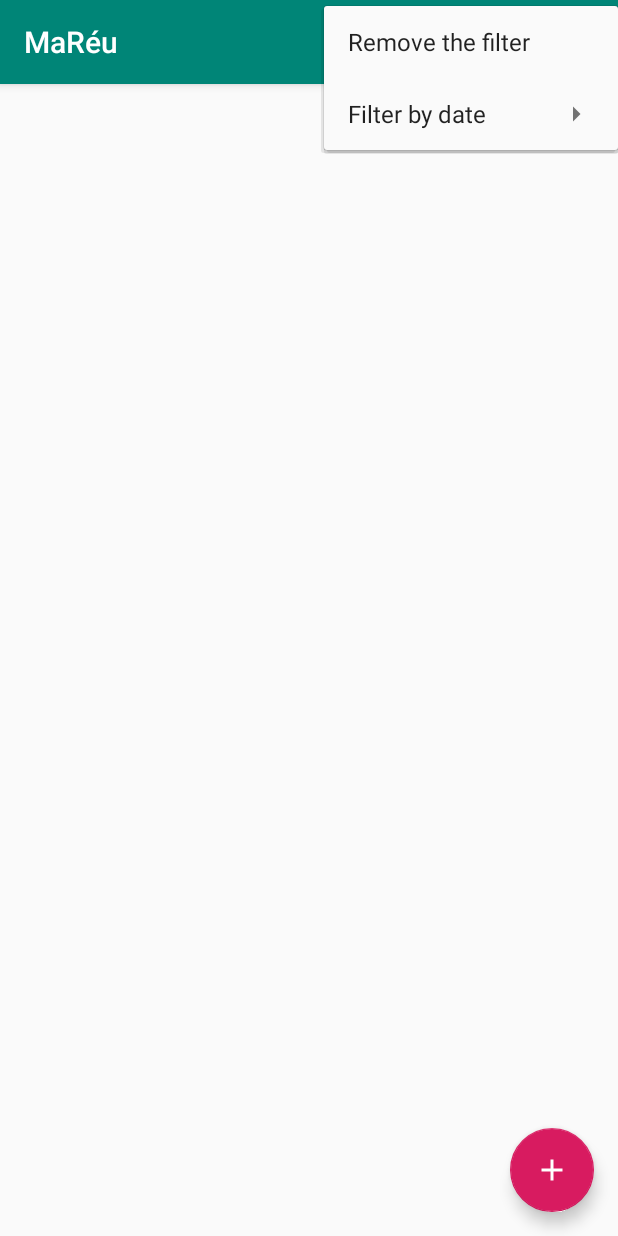
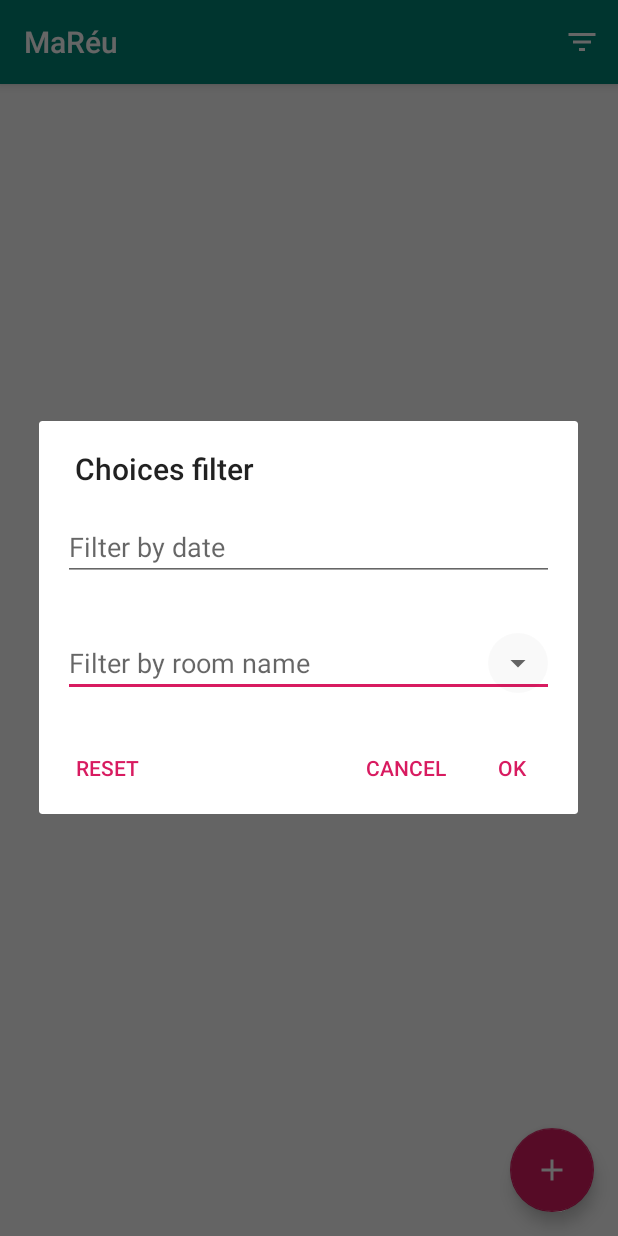
Before and after one commit to apkcreateur/OC-DAA-P4, an Android app: the screen it shows after launch (ListMeetingActivity), after a tap on "Filtering", on a phone screen of 412 x 824 dp. Run offline under Robolectric (Android 15) with nearby library versions, the phone set to English and light mode, and no system bars; our stand-ins replace ButterKnife, EventBus.

Commit message:
Adding filter by room

```diff
--- a/app/build.gradle
+++ b/app/build.gradle
@@ -37,6 +37,7 @@ dependencies {
     implementation 'androidx.constraintlayout:constraintlayout:1.1.3'
     implementation 'androidx.legacy:legacy-support-v4:1.0.0'
     implementation 'androidx.recyclerview:recyclerview:1.1.0'
+    implementation 'androidx.fragment:fragment:1.2.0'
     implementation 'com.google.android.material:material:1.0.0'
     implementation 'org.greenrobot:eventbus:3.1.1'
     implementation 'com.jakewharton:butterknife:10.2.1'
--- a/app/src/main/java/local/workstation/mareu/service/MeetingApiService.java
+++ b/app/src/main/java/local/workstation/mareu/service/MeetingApiService.java
@@ -55,6 +55,24 @@ public interface MeetingApiService {
     List<Meeting> getMeetingsFilteredByDate(Calendar date, DateFilter filterType);
 
     /**
+     * Get meetings filtered by date
+     * @return list of meetings
+     */
+    List<Meeting> getMeetingsFilteredByDate(Calendar date);
+
+    /**
+     * Get meetings filtered by room name
+     * @return list of meetings
+     */
+    List<Meeting> getMeetingsFilteredByRoom(String roomName);
+
+    /**
+     * Get meetings filtered by date and room name
+     * @return list of meetings
+     */
+    List<Meeting> getMeetingsFilteredByDateAndRoom(Calendar date, String roomName);
+
+    /**
      * Add a meeting
      * @param meeting meeting to add
      */
--- /dev/null
+++ b/app/src/main/java/local/workstation/mareu/ui/fragments/FilterDialogFragment.java
@@ -0,0 +1,120 @@
+package local.workstation.mareu.ui.fragments;
+
+import android.annotation.SuppressLint;
+import android.app.DatePickerDialog;
+import android.app.Dialog;
+import android.content.Context;
+import android.os.Bundle;
+import android.text.format.DateFormat;
+import android.view.LayoutInflater;
+import android.view.MotionEvent;
+import android.view.View;
+import android.widget.ArrayAdapter;
+import android.widget.AutoCompleteTextView;
+
+import androidx.annotation.NonNull;
+import androidx.annotation.Nullable;
+import androidx.appcompat.app.AlertDialog;
+import androidx.fragment.app.DialogFragment;
+
+import com.google.android.material.textfield.TextInputEditText;
+
+import java.util.Calendar;
+import java.util.List;
+import java.util.Objects;
+
+import butterknife.BindView;
+import butterknife.ButterKnife;
+import butterknife.OnClick;
+import butterknife.OnTouch;
+import local.workstation.mareu.R;
+
+public class FilterDialogFragment extends DialogFragment {
+    @BindView(R.id.date_filter) TextInputEditText mDateFilter;
+    @BindView(R.id.room_filter) AutoCompleteTextView mRoomFilter;
+
+    private List<String> mRooms;
+    private Calendar mDate;
+    private String mRoom;
+
+    private OnButtonClickedListener mCallback;
+
+    public FilterDialogFragment(List<String> rooms) {
+        mRooms = rooms;
+    }
+
+    @NonNull
+    @Override
+    public Dialog onCreateDialog(@Nullable Bundle savedInstanceState) {
+        super.onCreateDialog(savedInstanceState);
+
+        AlertDialog.Builder builder = new AlertDialog.Builder(Objects.requireNonNull(getActivity()));
+        LayoutInflater inflater = getActivity().getLayoutInflater();
+        @SuppressLint("InflateParams")
+        View view = inflater.inflate(R.layout.filter, null);
+        ButterKnife.bind(this, view);
+
+        mRoomFilter.setAdapter(new ArrayAdapter<>(
+                Objects.requireNonNull(getContext()),
+                R.layout.room_item,
+                mRooms));
+
+        builder.setView(view);
+        builder.setTitle(R.string.select_filter);
+
+        builder.setPositiveButton(android.R.string.ok, (dialog, which) -> {
+        // TODO
+            mCallback.onButtonClicked(mDate, mRoomFilter.getEditableText().toString(), false);
+        });
+
+        builder.setNegativeButton(android.R.string.cancel, (dialog, which) -> dialog.dismiss());
+
+        builder.setNeutralButton(R.string.reset, (dialog, which) -> mCallback.onButtonClicked(mDate, mRoomFilter.getEditableText().toString(), true));
+
+        return builder.create();
+    }
+
+    public interface OnButtonClickedListener {
+        void onButtonClicked(Calendar date, String room, boolean reset);
+    }
+
+    private void createCallbackToParentActivity() {
+        mCallback = (OnButtonClickedListener) getActivity();
+    }
+
+    @OnClick(R.id.date_filter)
+    void displayDatePicker() {
+        Calendar calendar = Calendar.getInstance();
+        DatePickerDialog mDatePickerDialog;
+
+        mDatePickerDialog = new DatePickerDialog(Objects.requireNonNull(getContext()),
+                (view, year, month, dayOfMonth) -> {
+                    Calendar cal = Calendar.getInstance();
+                    cal.set(year, month, dayOfMonth);
+                    mDateFilter.setText(DateFormat.getDateFormat(getContext()).format(cal.getTime()));
+                    mDate = cal;
+                },
+                calendar.get(Calendar.YEAR),
+                calendar.get(Calendar.MONTH),
+                calendar.get(Calendar.DAY_OF_MONTH));
+
+        mDatePickerDialog.show();
+    }
+
+    @OnTouch(R.id.room_filter)
+    boolean onTouch(View v, MotionEvent event) {
+        if(event.getAction() == MotionEvent.ACTION_DOWN) {
+            mRoomFilter.showDropDown();
+            return true;
+        }
+
+        return (event.getAction() == MotionEvent.ACTION_UP);
+    }
+
+    @Override
+    public void onAttach(@NonNull Context context) {
+        super.onAttach(context);
+
+        createCallbackToParentActivity();
+    }
+}
--- a/app/src/main/java/local/workstation/mareu/ui/meeting_list/ListMeetingActivity.java
+++ b/app/src/main/java/local/workstation/mareu/ui/meeting_list/ListMeetingActivity.java
@@ -4,10 +4,8 @@ import androidx.appcompat.app.AppCompatActivity;
 import androidx.recyclerview.widget.LinearLayoutManager;
 import androidx.recyclerview.widget.RecyclerView;
 
-import android.app.DatePickerDialog;
 import android.content.Intent;
 import android.os.Bundle;
-import android.util.Log;
 import android.view.Menu;
 import android.view.MenuItem;
 import android.widget.Toast;
@@ -26,18 +24,16 @@ import local.workstation.mareu.di.DI;
 import local.workstation.mareu.events.DeleteMeetingEvent;
 import local.workstation.mareu.service.MeetingApiService;
 import local.workstation.mareu.ui.AddMeetingActivity;
+import local.workstation.mareu.ui.fragments.FilterDialogFragment;
 
 import static local.workstation.mareu.service.MeetingApiService.DateFilter;
-import static local.workstation.mareu.service.MeetingApiService.DateFilter.AFTER;
-import static local.workstation.mareu.service.MeetingApiService.DateFilter.BEFORE;
-import static local.workstation.mareu.service.MeetingApiService.DateFilter.MATCH;
 
 /**
  * Display list of meetings (main activity)
  *
  * Use an fake meeting API Service to manage meetings.
  */
-public class ListMeetingActivity extends AppCompatActivity {
+public class ListMeetingActivity extends AppCompatActivity implements FilterDialogFragment.OnButtonClickedListener {
     public static MeetingApiService sApiService;
 
     @BindView(R.id.list) RecyclerView mRecyclerView;
@@ -53,7 +49,6 @@ public class ListMeetingActivity extends AppCompatActivity {
 
         sApiService = DI.getApiService();
 
-        Log.d("TAG", "onCreate");
         mFloatingActionButton.setOnClickListener(v -> startActivity(new Intent(ListMeetingActivity.this, AddMeetingActivity.class)));
     }
 
@@ -61,7 +56,6 @@ public class ListMeetingActivity extends AppCompatActivity {
     protected void onResume() {
         super.onResume();
 
-        Log.d("TAG", "before init onResume");
         init();
     }
 
@@ -86,42 +80,16 @@ public class ListMeetingActivity extends AppCompatActivity {
 
     @Override
     public boolean onOptionsItemSelected(MenuItem item) {
-        switch (item.getItemId()) {
-            case R.id.filter:
-                return true;
-            case R.id.filter_raz:
-                init();
-                return true;
-            case R.id.filter_before_date:
-                performDateFilter(BEFORE);
-                return true;
-            case R.id.filter_match_date:
-                performDateFilter(MATCH);
-                return true;
-            case R.id.filter_after_date:
-                performDateFilter(AFTER);
-                return true;
-            default:
-                return super.onOptionsItemSelected(item);
+        if (item.getItemId() == R.id.filter) {
+            performFilter();
+            return true;
         }
+        return super.onOptionsItemSelected(item);
     }
 
-    private void performDateFilter(DateFilter filterType) {
-        Calendar calendar = Calendar.getInstance();
-        DatePickerDialog mDatePickerDialog;
-
-        mDatePickerDialog = new DatePickerDialog(ListMeetingActivity.this,
-                (view, year, month, dayOfMonth) -> {
-                    Calendar cal = Calendar.getInstance();
-                    cal.set(year, month, dayOfMonth);
-
-                    init(cal, filterType);
-                },
-                calendar.get(Calendar.YEAR),
-                calendar.get(Calendar.MONTH),
-                calendar.get(Calendar.DAY_OF_MONTH));
-
-        mDatePickerDialog.show();
+    private  void performFilter() {
+        FilterDialogFragment filterDialog = new FilterDialogFragment(sApiService.getRooms());
+        filterDialog.show(getSupportFragmentManager(), "filter");
     }
 
     @Subscribe
@@ -134,17 +102,44 @@ public class ListMeetingActivity extends AppCompatActivity {
     }
 
     private void init() {
-        Log.d("TAG", "init");
         mRecyclerView.setLayoutManager(new LinearLayoutManager(this));
         mItemMeetingRecyclerViewAdapter = new ItemMeetingRecyclerViewAdapter(this, sApiService);
         mRecyclerView.setAdapter(mItemMeetingRecyclerViewAdapter);
     }
 
     private void init(Calendar date, DateFilter filterType) {
-        Log.d("TAG", "init with date");
         mRecyclerView.setLayoutManager(new LinearLayoutManager(this));
         mItemMeetingRecyclerViewAdapter = new ItemMeetingRecyclerViewAdapter(this, sApiService, date, filterType);
         mRecyclerView.setAdapter(mItemMeetingRecyclerViewAdapter);
     }
 
+    private void init(Calendar date) {
+        mRecyclerView.setLayoutManager(new LinearLayoutManager(this));
+        mItemMeetingRecyclerViewAdapter = new ItemMeetingRecyclerViewAdapter(this, sApiService, date);
+        mRecyclerView.setAdapter(mItemMeetingRecyclerViewAdapter);
+    }
+
+    private void init(String room) {
+        mRecyclerView.setLayoutManager(new LinearLayoutManager(this));
+        mItemMeetingRecyclerViewAdapter = new ItemMeetingRecyclerViewAdapter(this, sApiService, room);
+        mRecyclerView.setAdapter(mItemMeetingRecyclerViewAdapter);
+    }
+
+    private void init(Calendar date, String room) {
+        mRecyclerView.setLayoutManager(new LinearLayoutManager(this));
+        mItemMeetingRecyclerViewAdapter = new ItemMeetingRecyclerViewAdapter(this, sApiService, date, room);
+        mRecyclerView.setAdapter(mItemMeetingRecyclerViewAdapter);
+    }
+
+    @Override
+    public void onButtonClicked(Calendar date, String room, boolean reset) {
+        if (reset)
+            init();
+        else if (date != null && room.isEmpty())
+            init(date);
+        else if (date == null && ! room.isEmpty())
+            init(room);
+        else if (date != null && ! room.isEmpty())
+            init(date, room);
+    }
 }
--- /dev/null
+++ b/app/src/main/res/layout/filter.xml
@@ -0,0 +1,26 @@
+<?xml version="1.0" encoding="utf-8"?>
+<LinearLayout xmlns:android="http://schemas.android.com/apk/res/android"
+    android:orientation="vertical" android:layout_width="match_parent"
+    android:layout_height="match_parent">
+
+    <com.google.android.material.textfield.TextInputEditText
+        android:id="@+id/date_filter"
+        android:layout_width="match_parent"
+        android:layout_height="wrap_content"
+        android:cursorVisible="false"
+        android:clickable="false"
+        android:focusable="false"
+        android:hint="@string/date_filter"
+        android:layout_margin="@dimen/text_margin" />
+
+    <AutoCompleteTextView
+        android:id="@+id/room_filter"
+        android:layout_width="match_parent"
+        android:layout_height="wrap_content"
+        android:cursorVisible="false"
+        android:hint="@string/room_filter"
+        android:layout_margin="@dimen/text_margin"
+        android:textSize="@dimen/text_view_spinner_size"
+        style="@style/Widget.AppCompat.Spinner.Underlined" />
+
+</LinearLayout>
--- a/app/src/main/res/menu/menu_filter.xml
+++ b/app/src/main/res/menu/menu_filter.xml
@@ -6,44 +6,6 @@
         android:id="@+id/filter"
         android:icon="@drawable/ic_filter_list_white_24dp"
         android:title="@string/menu_filter"
-        app:showAsAction="ifRoom">
-
-        <menu>
-
-            <item
-                android:id="@+id/filter_raz"
-                android:title="@string/item_raz"
-                app:showAsAction="never" />
-
-            <item
-                android:id="@+id/filter_by_date"
-                android:title="@string/item_filter_by_date"
-                app:showAsAction="never">
-
-                <menu>
-
-                    <item
-                        android:id="@+id/filter_before_date"
-                        android:title="@string/item_filter_before_date"
-                        app:showAsAction="never" />
-
-                    <item
-                        android:id="@+id/filter_match_date"
-                        android:title="@string/item_filter_match_date"
-                        app:showAsAction="never" />
-
-                    <item
-                        android:id="@+id/filter_after_date"
-                        android:title="@string/item_filter_after_date"
-                        app:showAsAction="never" />
-
-                </menu>
-
-            </item>
-
-        </menu>
-
-    </item>
-
+        app:showAsAction="ifRoom" />
 
 </menu>
--- a/app/src/main/res/values/strings.xml
+++ b/app/src/main/res/values/strings.xml
@@ -32,4 +32,9 @@
     <string name="item_filter_match_date">Matches the selected date</string>
     <string name="item_filter_after_date">After the selected date</string>
     <string name="item_raz">Remove the filter</string>
+    <string name="item_filter_match_room_name">Matches the selected room name</string>
+    <string name="date_filter">Filter by date</string>
+    <string name="room_filter">Filter by room name</string>
+    <string name="select_filter">Choices filter</string>
+    <string name="reset">Reset</string>
 </resources>
```
Also changed, not shown: app/src/main/java/local/workstation/mareu/service/FakeMeetingApiService.java (+28 -7 lines), app/src/main/java/local/workstation/mareu/ui/meeting_list/ItemMeetingRecyclerViewAdapter.java (+18 -0 lines), app/src/main/java/local/workstation/mareu/utils/MeetingUtil.java (+23 -5 lines), 1 other file.
